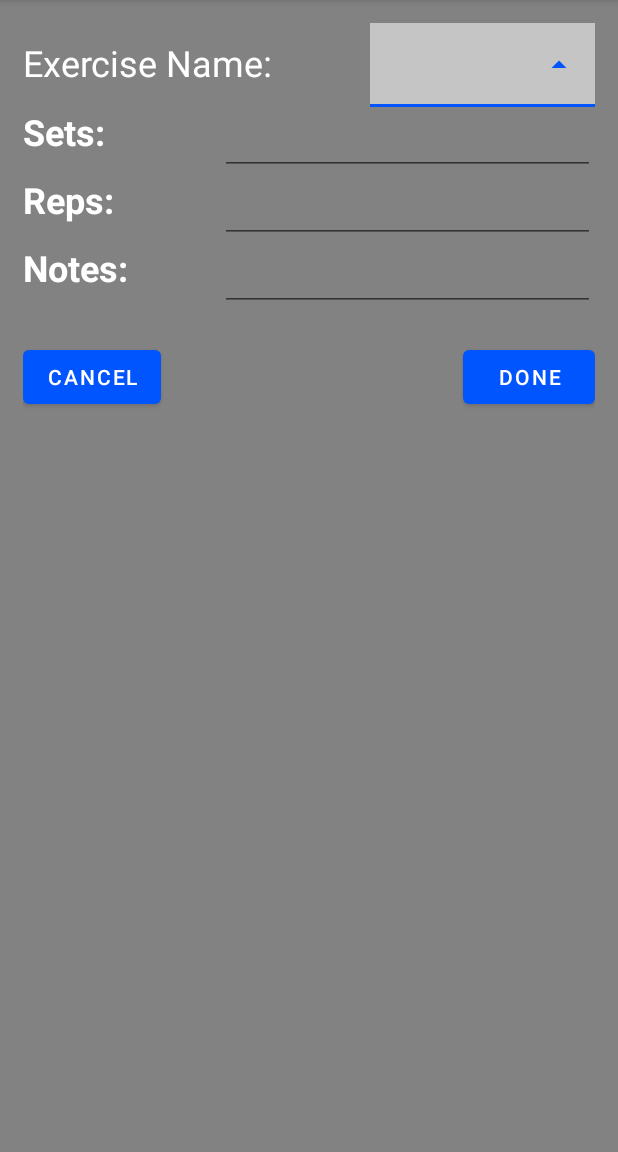
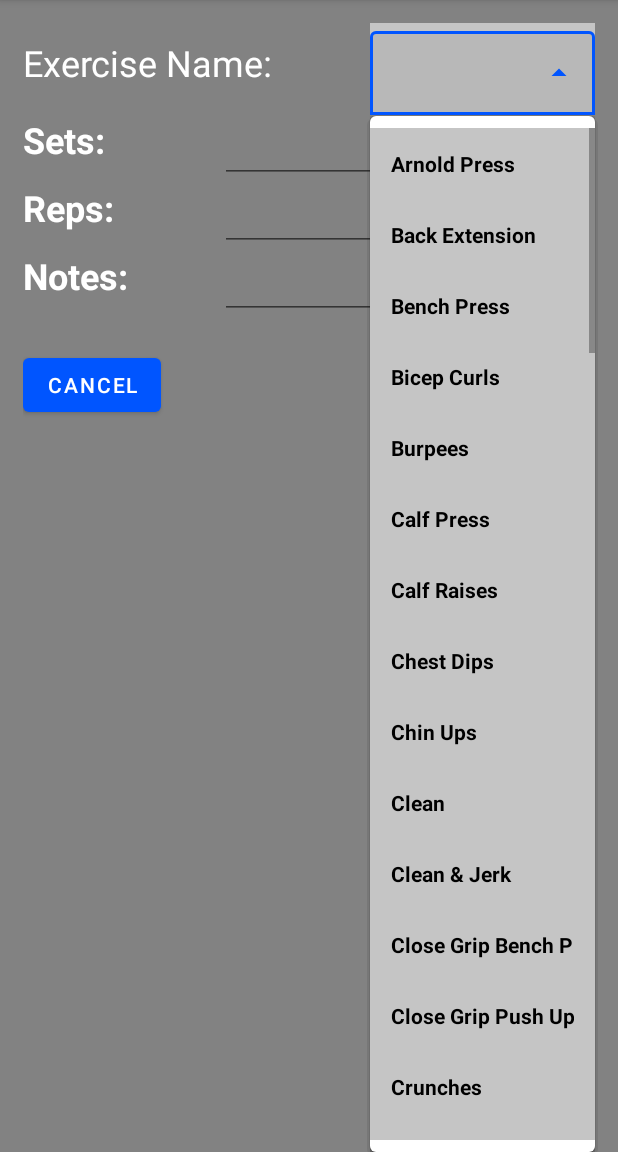
Before and after one commit to jacksob1/WorkoutTracker, an Android app: the fragment ExerciseEditFragment shown on its own in the app's theme, after a tap on an icon or button, on a phone screen of 412 x 824 dp, the part 84-1236 px from its top. Run offline under Robolectric (Android 15) with nearby library versions, the phone set to English and light mode, and no system bars; our stand-ins replace Firebase (no records; nobody signed in at launch, a user with empty details on screens opened directly); 6 statements that could not run were skipped.

Commit message:
figured out google fit issues and fixed some styles

```diff
--- a/WorkoutTracker/app/build.gradle
+++ b/WorkoutTracker/app/build.gradle
@@ -9,7 +9,7 @@ android {
 
     defaultConfig {
         applicationId "edu.rosehulman.workouttracker"
-        minSdk 23
+        minSdk 26
         targetSdk 31
         versionCode 1
         versionName "1.0"
@@ -52,6 +52,8 @@ dependencies {
     implementation "io.coil-kt:coil:1.3.2"
     implementation "androidx.fragment:fragment-ktx:1.4.1"
     implementation 'com.google.firebase:firebase-storage-ktx'
+    implementation("com.google.android.gms:play-services-fitness:21.0.1")
+    implementation("com.google.android.gms:play-services-auth:20.1.0")
     implementation 'androidx.legacy:legacy-support-v4:1.0.0'
     testImplementation 'junit:junit:4.+'
     androidTestImplementation 'androidx.test.ext:junit:1.1.3'
--- a/WorkoutTracker/app/src/main/java/edu/rosehulman/workouttracker/ExerciseAdapter.kt
+++ b/WorkoutTracker/app/src/main/java/edu/rosehulman/workouttracker/ExerciseAdapter.kt
@@ -1,5 +1,6 @@
 package edu.rosehulman.workouttracker
 
+import android.content.Context
 import android.view.LayoutInflater
 import android.view.View
 import android.view.ViewGroup
@@ -40,6 +41,10 @@ class ExerciseAdapter(val fragment: ExerciseListFragment): RecyclerView.Adapter<
         }
     }
 
+    fun setContextForExercises(newContext: Context) {
+        model.setContextForExercises(newContext)
+    }
+
     inner class ExerciseViewHolder(itemView: View) : RecyclerView.ViewHolder(itemView) {
         val exerciseName: TextView = itemView.findViewById(R.id.exercise_name_text_view)
         val setsValue: TextView = itemView.findViewById(R.id.exercise_sets_value_text_view)
--- a/WorkoutTracker/app/src/main/java/edu/rosehulman/workouttracker/ui/gallery/ExerciseListFragment.kt
+++ b/WorkoutTracker/app/src/main/java/edu/rosehulman/workouttracker/ui/gallery/ExerciseListFragment.kt
@@ -26,6 +26,7 @@ class ExerciseListFragment : Fragment() {
         binding = FragmentExerciseListBinding.inflate(inflater, container, false)
         val adapter = ExerciseAdapter(this)
         adapter.addListener()
+        adapter.setContextForExercises(requireContext())
         binding.recyclerView.adapter = adapter
         binding.recyclerView.layoutManager = LinearLayoutManager(requireContext())
         binding.recyclerView.setHasFixedSize(true)
--- a/WorkoutTracker/app/src/main/java/edu/rosehulman/workouttracker/ui/home/ExerciseEditFragment.kt
+++ b/WorkoutTracker/app/src/main/java/edu/rosehulman/workouttracker/ui/home/ExerciseEditFragment.kt
@@ -26,14 +26,13 @@ class ExerciseEditFragment : Fragment() {
         savedInstanceState: Bundle?
     ): View? {
         model = ViewModelProvider(requireActivity())[ExerciseViewModel::class.java]
-        model.getExerciseNames()
         binding = FragmentExerciseFormBinding.inflate(inflater, container, false)
 
         updateView()
 
         setupListeners()
 
-        val items = model.getChoices()
+        val items = resources.getStringArray(R.array.default_exercises)
         val adapter = ArrayAdapter(requireActivity(), R.layout.drop_down_item, items)
         binding.pickerTextView.setAdapter(adapter)
         return binding.root
--- a/WorkoutTracker/app/src/main/res/layout/drop_down_item.xml
+++ b/WorkoutTracker/app/src/main/res/layout/drop_down_item.xml
@@ -3,6 +3,7 @@
     android:id="@+id/textView"
     android:layout_width="match_parent"
     android:textColor="@color/black"
+    android:background="@color/light_gray"
     android:textStyle="bold"
     android:padding="14dp"
     android:layout_height="wrap_content"
--- a/WorkoutTracker/app/src/main/res/layout/fragment_exercise_form.xml
+++ b/WorkoutTracker/app/src/main/res/layout/fragment_exercise_form.xml
@@ -24,14 +24,17 @@
             style="@style/Widget.MaterialComponents.TextInputLayout.FilledBox.ExposedDropdownMenu"
             android:layout_width="150dp"
             android:layout_height="wrap_content"
-            android:layout_alignParentEnd="true">
+            android:layout_alignParentEnd="true"
+            android:background="@color/light_gray"
+            app:boxBackgroundMode="outline"
+            >
 
             <AutoCompleteTextView
                 android:id="@+id/picker_text_view"
                 android:layout_width="match_parent"
                 android:layout_height="wrap_content"
-                android:inputType="textCapWords"
-                android:background="@color/light_gray"
+                android:inputType="none"
+                android:textColorHint="@color/black"
                 />
 
         </com.google.android.material.textfield.TextInputLayout>
--- a/WorkoutTracker/app/src/main/res/values-night/themes.xml
+++ b/WorkoutTracker/app/src/main/res/values-night/themes.xml
@@ -14,4 +14,12 @@
         <item name="android:statusBarColor" tools:targetApi="l">?attr/colorPrimaryVariant</item>
         <!-- Customize your theme here. -->
     </style>
+    <style name="Theme.WorkoutTracker.NoActionBar">
+        <item name="windowActionBar">false</item>
+        <item name="windowNoTitle">true</item>
+    </style>
+
+    <style name="Theme.WorkoutTracker.AppBarOverlay" parent="ThemeOverlay.AppCompat.Dark.ActionBar"/>
+
+    <style name="Theme.WorkoutTracker.PopupOverlay" parent="ThemeOverlay.AppCompat.Light" />
 </resources>
--- a/WorkoutTracker/app/src/main/res/values/strings.xml
+++ b/WorkoutTracker/app/src/main/res/values/strings.xml
@@ -26,12 +26,71 @@
     <string name="workouts_label">Workouts</string>
     <string name="menu_past_workouts">Past Workouts</string>
     <string-array name="default_exercises">
+        <item>Arnold Press</item>
+        <item>Back Extension"</item>
+        <item>Bench Press</item>
+        <item>Bicep Curls</item>
+        <item>Burpees</item>
+        <item>Calf Press</item>
+        <item>Calf Raises</item>
+        <item>Chest Dips</item>
+        <item>Chin Ups</item>
+        <item>Clean</item>
+        <item>Clean &amp; Jerk</item>
+        <item>Close Grip Bench Press</item>
+        <item>Close Grip Push Ups</item>
+        <item>Crunches</item>
+        <item>Deadlift</item>
+        <item>Decline Bench Press</item>
+        <item>Dips</item>
+        <item>Flies</item>
+        <item>Front Raise</item>
+        <item>Good Mornings</item>
+        <item>Hang Clean</item>
+        <item>Hang Power Clean</item>
+        <item>High Row</item>
+        <item>Hip Thrust</item>
+        <item>JM Press</item>
+        <item>Jumping Jacks</item>
+        <item>Lateral Raise</item>
+        <item>Leg Curls</item>
+        <item>Leg Extensions</item>
+        <item>Leg Press</item>
+        <item>Leg Raises</item>
+        <item>Lunges</item>
+        <item>Military Press</item>
+        <item>Pike Press</item>
+        <item>Pike Push Ups</item>
+        <item>Plank</item>
+        <item>Forearm Plank</item>
+        <item>Power Clean</item>
         <item>Pull Ups</item>
-        <item>Push Ups</item>
+        <item>Lat Pulldown</item>
+        <item>RDLs</item>
+        <item>Reverse Lunge</item>
+        <item>Rows</item>
+        <item>Russian Twists</item>
+        <item>Seated Calf Raises</item>
+        <item>Shoulder Press</item>
+        <item>Shoulder Shrugs</item>
+        <item>Side Lunge</item>
+        <item>Side Plank</item>
+        <item>Single Leg Deadlift</item>
+        <item>Single Leg Hip Thrust</item>
         <item>Sit Ups</item>
-        <item>Forearm Plank</item>
+        <item>Squats</item>
+        <item>Standing Calf Raises</item>
+        <item>Step Ups</item>
+        <item>Straight Leg Deadlift</item>
+        <item>Thrusters</item>
+        <item>Tricep Dips</item>
+        <item>Tricep Extensions</item>
+        <item>Twisting Crunches</item>
+        <item>Twisting Sit Ups</item>
+        <item>Upright Rows</item>
+        <item>V-Sit Ups</item>
+        <item>Wall Sit</item>
     </string-array>
-    <!-- TODO: Remove or change this placeholder text -->
     <string name="hello_blank_fragment">Hello blank fragment</string>
     <string name="save_workout_as">Save Workout As:</string>
     <string name="save_workout">Save Workout</string>
```
Also changed, not shown: WorkoutTracker/app/src/main/java/edu/rosehulman/workouttracker/ExerciseViewModel.kt (+114 -1 lines), WorkoutTracker/app/src/main/java/edu/rosehulman/workouttracker/MainActivity.kt (+40 -5 lines).
